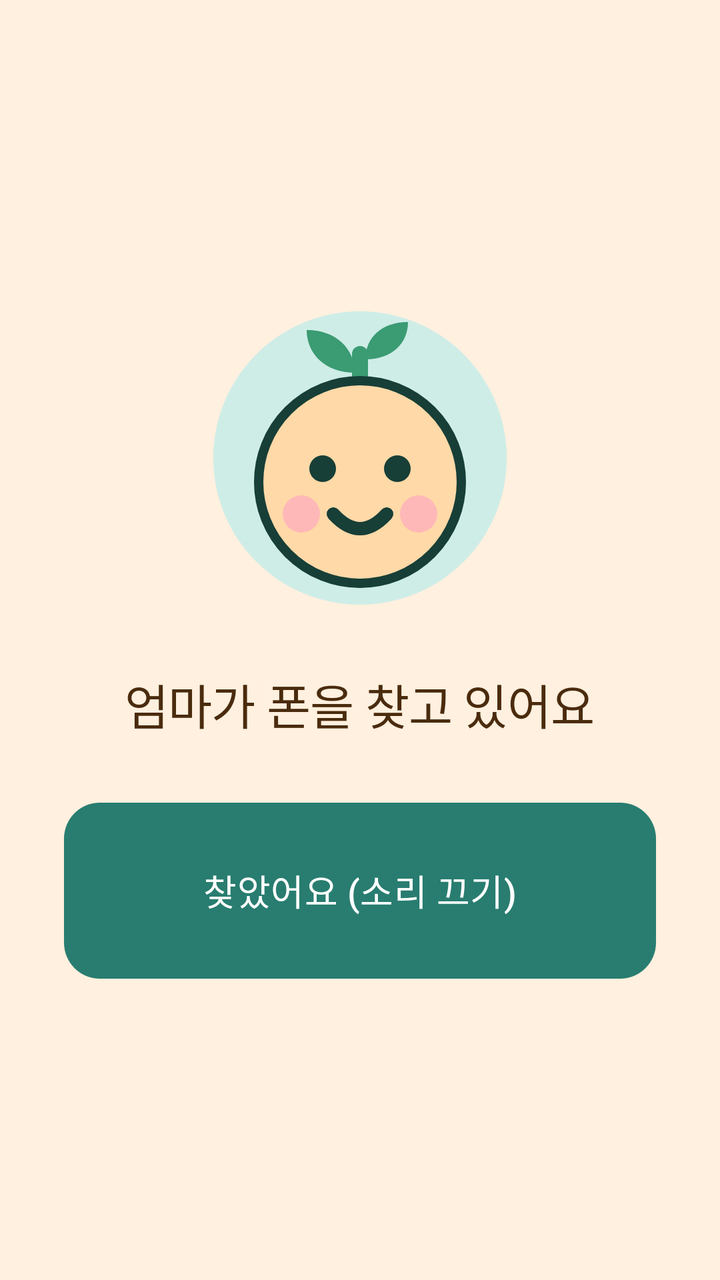
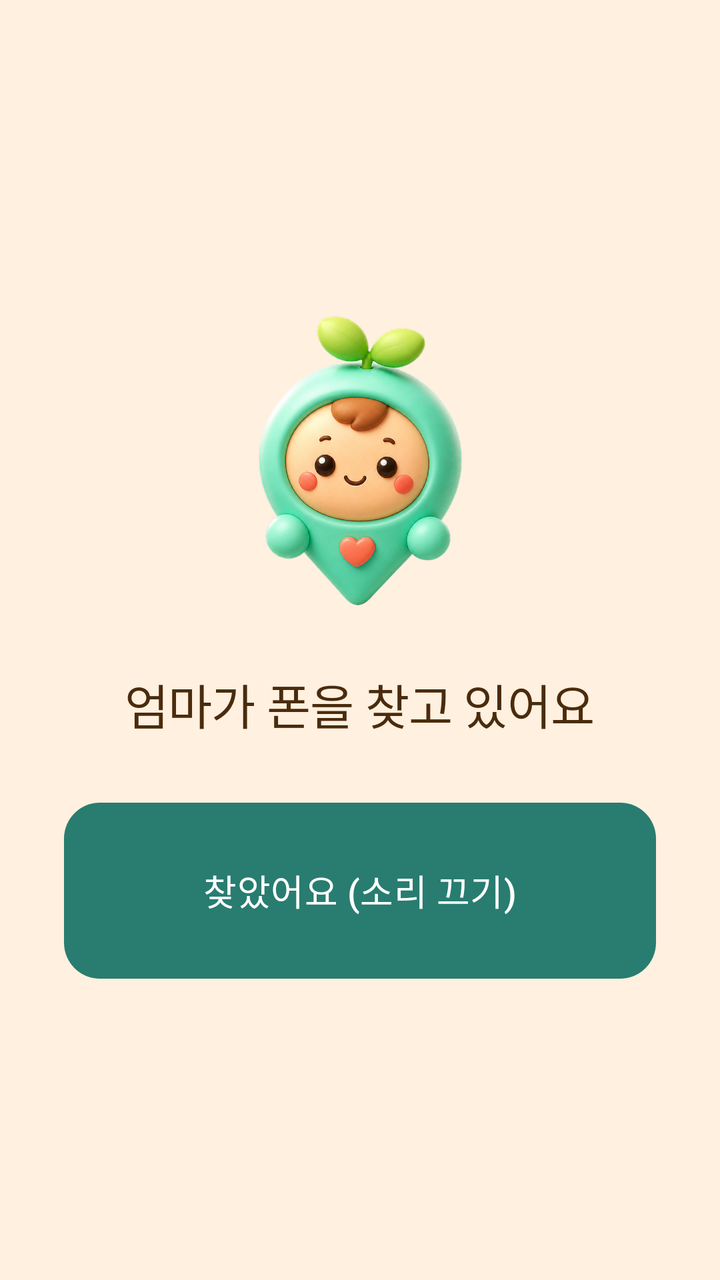

Before-and-after screenshots of an Android layout around one commit, followed by the original layout XML and the change that was made.
<!-- AndroidManifest.xml: application theme Theme.KidCare -->
<!-- res/layout/activity_find_phone.xml -->
<?xml version="1.0" encoding="utf-8"?>
<LinearLayout xmlns:android="http://schemas.android.com/apk/res/android"
    android:layout_width="match_parent"
    android:layout_height="match_parent"
    android:background="?attr/colorSecondaryContainer"
    android:orientation="vertical"
    android:gravity="center"
    android:padding="32dp"
    android:fitsSystemWindows="true">

    <ImageView
        android:layout_width="160dp"
        android:layout_height="160dp"
        android:layout_marginBottom="24dp"
        android:importantForAccessibility="no"
        android:src="@drawable/ic_mascot" />

    <TextView
        android:layout_width="wrap_content"
        android:layout_height="wrap_content"
        android:gravity="center"
        android:text="@string/find_phone_title"
        android:textAppearance="?attr/textAppearanceHeadlineSmall"
        android:textColor="?attr/colorOnSecondaryContainer" />

    <com.google.android.material.button.MaterialButton
        android:id="@+id/find_phone_stop_button"
        android:layout_width="match_parent"
        android:layout_height="88dp"
        android:layout_marginTop="32dp"
        android:text="@string/find_phone_stop"
        android:textAppearance="?attr/textAppearanceTitleMedium" />
</LinearLayout>
<!-- resources referenced by this layout -->
<resources>
  <!-- drawable ic_mascot (drawable) -->
  <?xml version="1.0" encoding="utf-8"?>
  <vector xmlns:android="http://schemas.android.com/apk/res/android"
      android:width="120dp"
      android:height="120dp"
      android:viewportWidth="120"
      android:viewportHeight="120">
  
      <path
          android:pathData="M60,4 a55,55 0 1,0 0,110 a55,55 0 1,0 0,-110 Z"
          android:fillColor="@color/mascot_bg" />
  
      
      <path
          android:pathData="M60,34 L60,20"
          android:strokeColor="@color/mascot_leaf"
          android:strokeWidth="6"
          android:strokeLineCap="round" />
  
      
      <path
          android:pathData="M58,27 C47,27 40,20 40,11 C51,11 58,18 58,27 Z"
          android:fillColor="@color/mascot_leaf" />
      <path
          android:pathData="M62,22 C72,22 78,16 78,8 C68,8 62,14 62,22 Z"
          android:fillColor="@color/mascot_leaf" />
  
      
      <path
          android:pathData="M22,68 a38,38 0 1,0 76,0 a38,38 0 1,0 -76,0 Z"
          android:fillColor="@color/mascot_face"
          android:strokeColor="@color/mascot_line"
          android:strokeWidth="3.5" />
  
      
      <path
          android:pathData="M31,80 a7,7 0 1,0 14,0 a7,7 0 1,0 -14,0 Z"
          android:fillColor="@color/mascot_cheek" />
      <path
          android:pathData="M75,80 a7,7 0 1,0 14,0 a7,7 0 1,0 -14,0 Z"
          android:fillColor="@color/mascot_cheek" />
  
      
      <path
          android:pathData="M41,63 a5,5 0 1,0 10,0 a5,5 0 1,0 -10,0 Z"
          android:fillColor="@color/mascot_line" />
      <path
          android:pathData="M69,63 a5,5 0 1,0 10,0 a5,5 0 1,0 -10,0 Z"
          android:fillColor="@color/mascot_line" />
  
      
      <path
          android:pathData="M50,80 Q60,91 70,80"
          android:strokeColor="@color/mascot_line"
          android:strokeWidth="5"
          android:strokeLineCap="round" />
  </vector>
  <string name="find_phone_stop">찾았어요 (소리 끄기)</string>
  <string name="find_phone_title">엄마가 폰을 찾고 있어요</string>
  <color name="mascot_bg">#CFEDE7</color>
  <color name="mascot_leaf">#3B9B73</color>
  <color name="mascot_face">#FFD9A8</color>
  <color name="mascot_line">#173E37</color>
  <color name="mascot_cheek">#FFB8B8</color>
  <color name="sky">#287D70</color>
  <color name="on_accent">#FFFFFF</color>
  <color name="sky_soft">#D8EEE9</color>
  <color name="ink">#172522</color>
  <color name="apricot">#F2A65A</color>
  <color name="apricot_soft">#FFF0DF</color>
  <color name="on_apricot_soft">#4A2B0D</color>
  <color name="grass">#4EA970</color>
  <color name="grass_soft">#DDF3E4</color>
  <color name="berry_ink">#A23E3E</color>
  <color name="paper_card">#FFFFFF</color>
  <color name="berry_soft">#FCE7E7</color>
  <color name="on_berry_soft">#4B1717</color>
  <color name="paper">#F5F8F7</color>
  <color name="paper_fold">#E8F0EE</color>
  <color name="ink_soft">#52635F</color>
  <color name="line">#71827E</color>
  <color name="line_soft">#D8E3E0</color>
  <style parent="" name="ShapeAppearance.KidCare.ExtraSmall">
          <item name="cornerFamily">rounded</item>
          <item name="cornerSize">6dp</item>
      </style>
  <style parent="" name="ShapeAppearance.KidCare.Small">
          <item name="cornerFamily">rounded</item>
          <item name="cornerSize">12dp</item>
      </style>
  <style parent="" name="ShapeAppearance.KidCare.Medium">
          <item name="cornerFamily">rounded</item>
          <item name="cornerSize">18dp</item>
      </style>
  <style parent="" name="ShapeAppearance.KidCare.Large">
          <item name="cornerFamily">rounded</item>
          <item name="cornerSize">24dp</item>
      </style>
  <style parent="" name="ShapeAppearance.KidCare.ExtraLarge">
          <item name="cornerFamily">rounded</item>
          <item name="cornerSize">28dp</item>
      </style>
  <style parent="" name="ShapeAppearance.KidCare.Pill">
          <item name="cornerFamily">rounded</item>
          <item name="cornerSize">50%</item>
      </style>
  <!-- unchanged entries left out for length: 22 -->
</resources>

<!-- the commit's change to res/layout/activity_find_phone.xml (unified diff, before → after) -->
@@ -13,7 +13,7 @@
         android:layout_height="160dp"
         android:layout_marginBottom="24dp"
         android:importantForAccessibility="no"
-        android:src="@drawable/ic_mascot" />
+        android:src="@drawable/mascot_3d" />
 
     <TextView
         android:layout_width="wrap_content"
<!-- resource entries referenced after the edit -->
@@ -1,69 +1,8 @@
 <!-- resources referenced by this layout -->
 <resources>
-  <!-- drawable ic_mascot (drawable) -->
-  <?xml version="1.0" encoding="utf-8"?>
-  <vector xmlns:android="http://schemas.android.com/apk/res/android"
-      android:width="120dp"
-      android:height="120dp"
-      android:viewportWidth="120"
-      android:viewportHeight="120">
-  
-      <path
-          android:pathData="M60,4 a55,55 0 1,0 0,110 a55,55 0 1,0 0,-110 Z"
-          android:fillColor="@color/mascot_bg" />
-  
-      
-      <path
-          android:pathData="M60,34 L60,20"
-          android:strokeColor="@color/mascot_leaf"
-          android:strokeWidth="6"
-          android:strokeLineCap="round" />
-  
-      
-      <path
-          android:pathData="M58,27 C47,27 40,20 40,11 C51,11 58,18 58,27 Z"
-          android:fillColor="@color/mascot_leaf" />
-      <path
-          android:pathData="M62,22 C72,22 78,16 78,8 C68,8 62,14 62,22 Z"
-          android:fillColor="@color/mascot_leaf" />
-  
-      
-      <path
-          android:pathData="M22,68 a38,38 0 1,0 76,0 a38,38 0 1,0 -76,0 Z"
-          android:fillColor="@color/mascot_face"
-          android:strokeColor="@color/mascot_line"
-          android:strokeWidth="3.5" />
-  
-      
-      <path
-          android:pathData="M31,80 a7,7 0 1,0 14,0 a7,7 0 1,0 -14,0 Z"
-          android:fillColor="@color/mascot_cheek" />
-      <path
-          android:pathData="M75,80 a7,7 0 1,0 14,0 a7,7 0 1,0 -14,0 Z"
-          android:fillColor="@color/mascot_cheek" />
-  
-      
-      <path
-          android:pathData="M41,63 a5,5 0 1,0 10,0 a5,5 0 1,0 -10,0 Z"
-          android:fillColor="@color/mascot_line" />
-      <path
-          android:pathData="M69,63 a5,5 0 1,0 10,0 a5,5 0 1,0 -10,0 Z"
-          android:fillColor="@color/mascot_line" />
-  
-      
-      <path
-          android:pathData="M50,80 Q60,91 70,80"
-          android:strokeColor="@color/mascot_line"
-          android:strokeWidth="5"
-          android:strokeLineCap="round" />
-  </vector>
+  <!-- drawable mascot_3d: png bitmap (drawable-nodpi, 375382 bytes) -->
   <string name="find_phone_stop">찾았어요 (소리 끄기)</string>
   <string name="find_phone_title">엄마가 폰을 찾고 있어요</string>
-  <color name="mascot_bg">#CFEDE7</color>
-  <color name="mascot_leaf">#3B9B73</color>
-  <color name="mascot_face">#FFD9A8</color>
-  <color name="mascot_line">#173E37</color>
-  <color name="mascot_cheek">#FFB8B8</color>
   <color name="sky">#287D70</color>
   <color name="on_accent">#FFFFFF</color>
   <color name="sky_soft">#D8EEE9</color>
